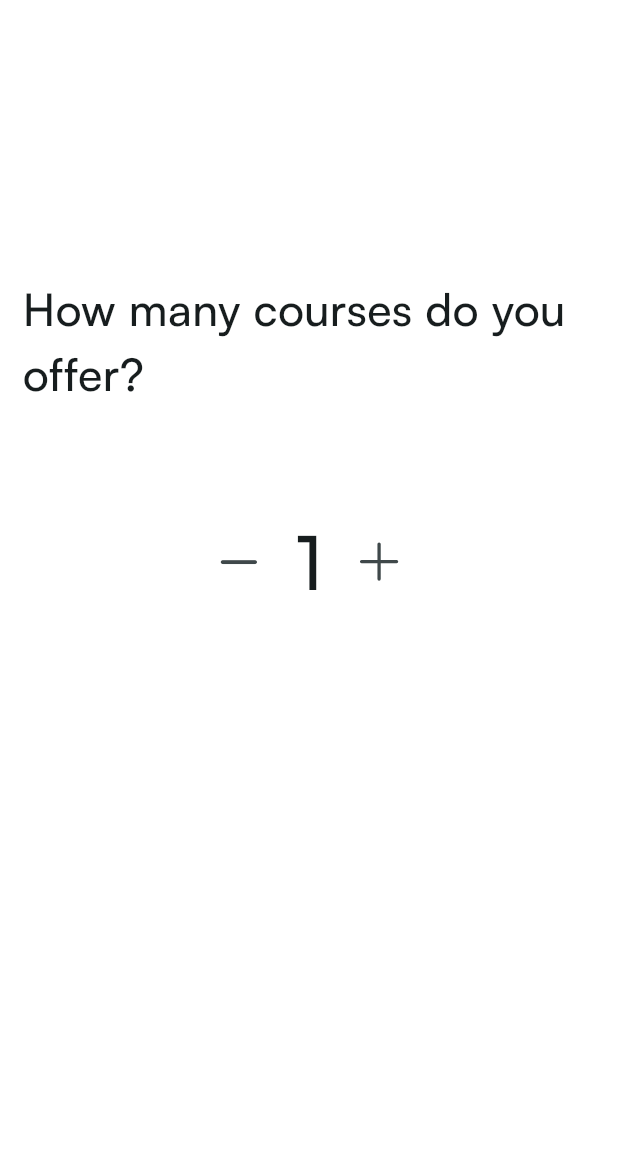
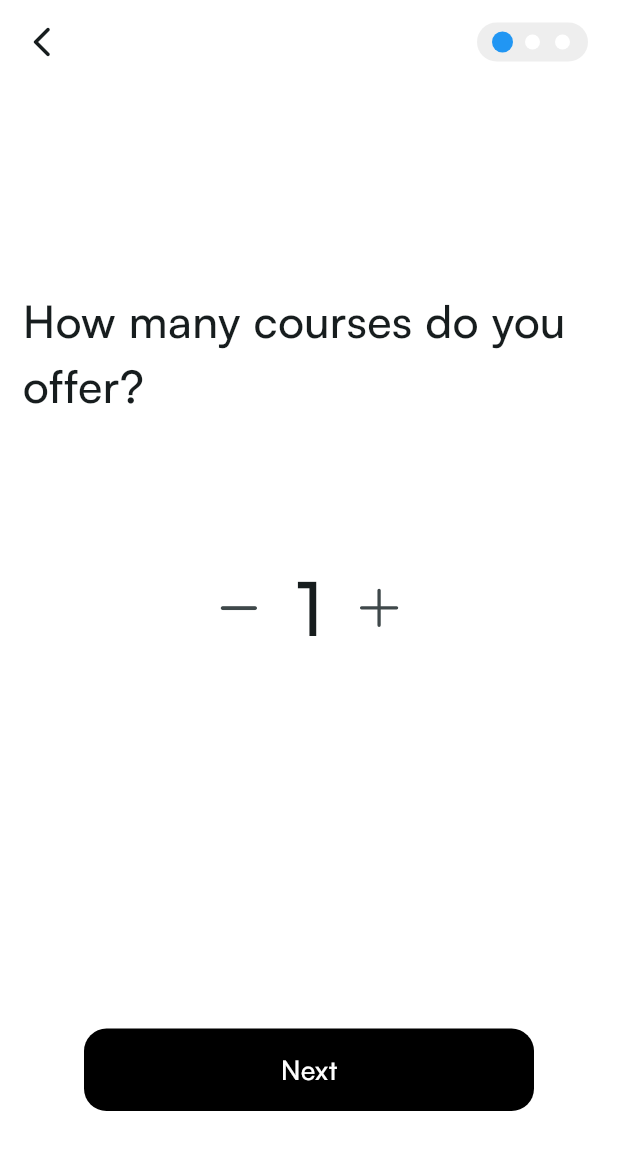
Before and after one commit to Eizrael/studify, a Flutter app: the SetupPage2 screen opened directly, on a phone screen of 412 x 824 dp. Shown: the top 1150 px of the screen. Run offline on Flutter 3.47's test engine with Material 3 defaults, Android fonts, the phone set to English and light mode, and no system bars; drawn by our look-alikes of smooth_page_indicator; our stand-ins replace date_picker_timeline, firebase_auth, firebase_core, fluentui_system_icons, flutter_riverpod, flutter_svg and 2 more; accounts and stored records are empty.

Commit message:
worked on the ui

```diff
--- /dev/null
+++ b/lib/components/loading_button.dart
@@ -0,0 +1,60 @@
+import 'package:flutter/material.dart';
+
+class LoadingButton extends StatefulWidget {
+  const LoadingButton({
+    super.key,
+    required this.textButton,
+    required this.onPressed
+  });
+
+  final String textButton;
+  final Future<void> Function()? onPressed;
+
+  @override
+  State<LoadingButton> createState() => _LoadingButtonState();
+}
+
+class _LoadingButtonState extends State<LoadingButton> {
+  bool isLoading = false;
+
+  @override
+  Widget build(BuildContext context) {
+    return FilledButton(
+      style: FilledButton.styleFrom(
+         minimumSize: Size(300, 55),
+         maximumSize: Size(300, 55),
+         backgroundColor: Colors.black,
+         shape: RoundedRectangleBorder(
+           borderRadius: BorderRadius.circular(15)
+         )
+       ),
+
+      onPressed: isLoading
+          ?null
+          : () async {
+              setState(() => isLoading = true);
+
+              if (widget.onPressed != null) {
+                await widget.onPressed!();
+              }
+
+              setState(() => isLoading = false);
+            },
+      child: isLoading
+          ? SizedBox(
+              height: 30,
+              width: 30,
+              child: CircularProgressIndicator(
+                color: Colors.white,
+               // strokeCap: ,
+              )
+            )
+          : Text(
+              widget.textButton,
+              style: TextStyle(
+                fontSize: 18
+              ),
+            ),
+    );
+  }
+}
--- /dev/null
+++ b/lib/providers/button_state.dart
@@ -0,0 +1 @@
+import 'package:flutter_riverpod/flutter_riverpod.dart';
--- a/lib/screens/info_page_view/setup_page2.dart
+++ b/lib/screens/info_page_view/setup_page2.dart
@@ -1,29 +1,86 @@
+import 'package:flutter/material.dart';
+import 'package:flutter_riverpod/flutter_riverpod.dart';
+import 'package:smooth_page_indicator/smooth_page_indicator.dart';
+import 'package:studify/components/loading_button.dart';
+import 'package:studify/providers/course_count.dart';
 import 'package:flutter/cupertino.dart';
-import 'package:flutter/material.dart';
 import 'package:fluentui_system_icons/fluentui_system_icons.dart';
-import 'package:flutter_riverpod/flutter_riverpod.dart';
-import 'package:studify/providers/num_selected.dart';
+import 'package:studify/screens/info_page_view/setup_page3.dart';
+import 'package:studify/screens/info_page_view/setup_page4.dart';
+import 'package:studify/components/custom_snackbar.dart';
 
-class SetupPage2 extends ConsumerWidget {
+class SetupPage2 extends ConsumerStatefulWidget {
   const SetupPage2({super.key});
 
   @override
-  Widget build(BuildContext context, WidgetRef ref) {
+  ConsumerState<SetupPage2> createState() => _SetupPage2State();
+}
+
+class _SetupPage2State extends ConsumerState<SetupPage2> {
+  final PageController _controller = PageController();
+
+  @override
+  Widget build(BuildContext context) {
     final count = ref.watch(countProvider);
 
-    return Container(
-      color: Colors.white,
+
+    return Scaffold(
+      backgroundColor: Colors.white,
+      appBar: AppBar(
+        backgroundColor: Colors.white,
+        leading: IconButton(
+          onPressed: () {
+            if (_controller.page! > 0) {
+              _controller.previousPage(
+                duration: Duration(milliseconds: 200),
+                curve: Curves.easeInOut
+              );
+            }
+          },
+          icon: Icon(Icons.arrow_back_ios_new_rounded)
+        ),
+        actions: [
+          Padding(
+            padding: const EdgeInsets.only(right: 20),
+            child: Container(
+              padding: EdgeInsets.symmetric(horizontal: 10, vertical: 6),
+              decoration: BoxDecoration(
+                color: Colors.grey[200],
+                borderRadius: BorderRadius.circular(15),
+              ),
+              child: SmoothPageIndicator(
+                controller: _controller,
+                count: 3,
+                effect: ScaleEffect(
+                  dotColor: Colors.white,
+                  dotHeight: 10,
+                  dotWidth: 10,
+                  activeDotColor: Colors.blue
+                )
+              ),
+            ),
+          )
+        ],
+      ),
+      body: PageView(
+        controller: _controller,
+        physics: NeverScrollableScrollPhysics(),
+        children: [
+          Stack(
+            children: [
+              Align(
+                alignment: Alignment(0, -0.6),
                 child: Padding(
-        padding: EdgeInsets.symmetric(horizontal: 15.0),
-        child: Stack(
-          children: [
-            Container(
-              alignment: Alignment(0, -0.5),
+                  padding: EdgeInsets.symmetric(horizontal: 15),
                   child: Text(
                     'How many courses do you offer?',
-                style: TextStyle(fontSize: 30),
+                    style: TextStyle(
+                      fontSize: 30,
                     ),
                   ),
+                ),
+              ),
+
               Align(
                 alignment: Alignment(0, -0.1),
                 child: Row(
@@ -43,14 +100,42 @@ class SetupPage2 extends ConsumerWidget {
                     IconButton(
                       onPressed: () {
                         ref.read(countProvider.notifier).increase();
+                         _controller.nextPage(duration: Duration(milliseconds: 200), curve: Curves.elasticIn);
                       },
                       icon: Icon(FluentIcons.add_24_regular, size: 35),
                     ),
                   ],
                 ),
               ),
+
+              Align(
+                alignment: Alignment(0, 0.8),
+                child: Padding(
+                  padding: const EdgeInsets.all(15.0),
+                  child: LoadingButton(
+                    textButton: 'Next',
+                    onPressed: () async{
+                      await Future.delayed(Duration(seconds: 2));
+                      if (count <= 1) {
+                        // ignore: use_build_context_synchronously
+                        CustomSnackBar.show(context: context, message: 'Pls increase the number of course offered');
+                      }else{
+                        _controller.nextPage(
+                          duration: Duration(milliseconds: 200), curve: Curves.easeIn
+                        );
+                      }
+
+                    },
+                  )
+
+                )
+              )
             ],
           ),
+
+          SetupPage3(),
+          SetupPage4(),
+        ],
       ),
     );
   }
```
Also changed, not shown: lib/components/disbled_loading_button.dart (added, +68 -0 lines), lib/main.dart (+23 -1 lines), lib/screens/info_page_view/setup_page1.dart (+48 -33 lines), lib/screens/info_page_view/setup_page3.dart (+18 -18 lines), lib/providers/course_count.dart (renamed from lib/providers/num_selected.dart). Lines whose indentation alone changed are shown as unchanged.
